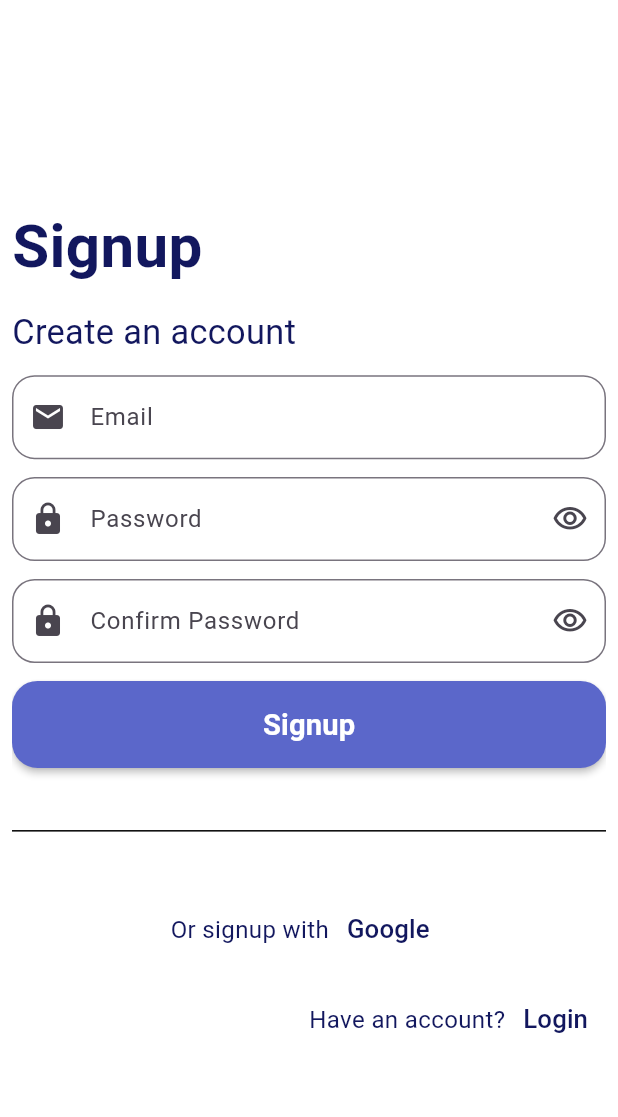
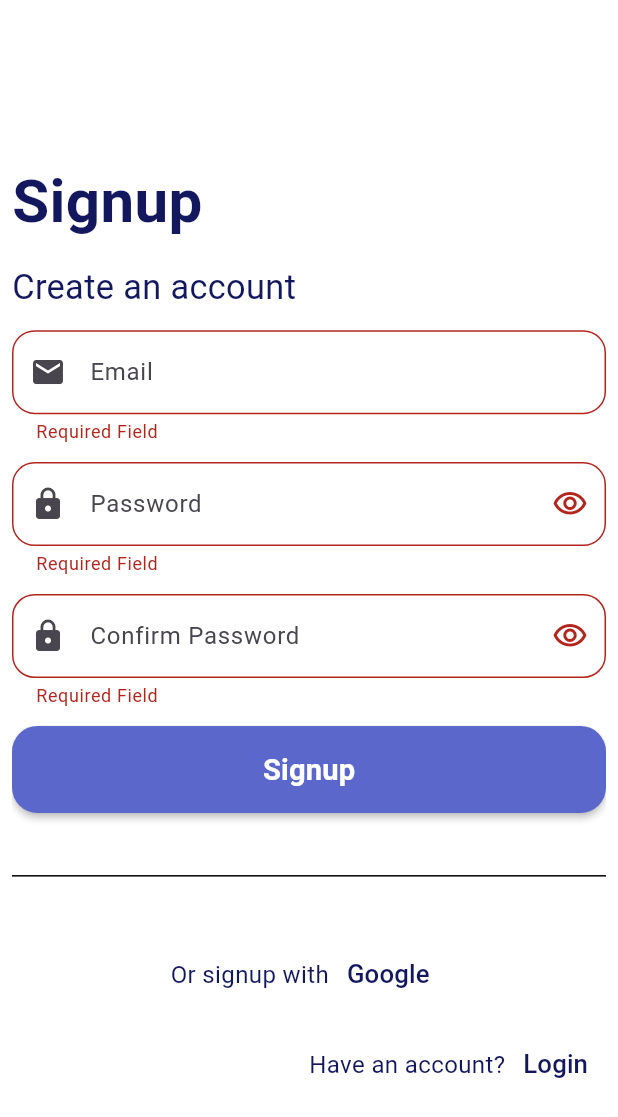
Before and after one commit to MostafaShalaby10/news___app, a Flutter app: the SignupView screen opened directly, after a tap on "Signup", on a phone screen of 412 x 824 dp. Shown: the top 1117 px of the screen. Run offline on Flutter 3.47's test engine with Material 3 defaults, Android fonts, the phone set to English and light mode, and no system bars; our stand-ins replace device_preview, dio, firebase_auth, firebase_core, flutter_bloc, flutter_screenutil and 2 more; accounts and stored records are empty.

Commit message:
create service locator and api service create signup repo add google_signin  package add create account using email and password and using google in firebase Solve rebuild textformfield bug

```diff
--- a/analysis_options.yaml
+++ b/analysis_options.yaml
@@ -21,6 +21,7 @@ linter:
   # `// ignore_for_file: name_of_lint` syntax on the line or in the file
   # producing the lint.
   rules:
+    - prefer_const_constructors
     # avoid_print: false  # Uncomment to disable the `avoid_print` rule
     # prefer_single_quotes: true  # Uncomment to enable the `prefer_single_quotes` rule
 
--- /dev/null
+++ b/lib/core/dio_helper/api_constants.dart
@@ -0,0 +1,4 @@
+
+const apiURL = "https://newsapi.org/v2/top-headlines?" ;
+const dataType = "techcrunch" ;
+const apiKey = "ff942302e838446ba58edb4b05aa1b99" ;
--- a/lib/core/widgets/custom_button_widget.dart
+++ b/lib/core/widgets/custom_button_widget.dart
@@ -24,7 +24,7 @@ class CustomButtonWidget extends StatelessWidget {
     return MaterialButton(
       shape: OutlineInputBorder(
         borderRadius: BorderRadius.circular(17),
-        borderSide: BorderSide(color: Colors.transparent),
+        borderSide: const BorderSide(color: Colors.transparent),
       ),
       onPressed: onPressed,
       color: color,
--- a/lib/features/login/view_model/cubit/login_cubit.dart
+++ b/lib/features/login/view_model/cubit/login_cubit.dart
@@ -1,4 +1,3 @@
-import 'package:bloc/bloc.dart';
 import 'package:flutter_bloc/flutter_bloc.dart';
 import 'package:meta/meta.dart';
 
--- /dev/null
+++ b/lib/features/signup/model/repos/signup_repo_interface.dart
@@ -0,0 +1,8 @@
+abstract class SignupRepoInterface {
+  Future createAccountUsingEmailAndPassword({
+    required String email,
+    required String password,
+  });
+
+  Future createAccountUsingGoogle();
+}
--- a/lib/features/signup/view_model/cubit/login_state.dart
+++ /dev/null
@@ -1,6 +0,0 @@
-part of 'login_cubit.dart';
-
-sealed class LoginState {}
-
-final class LoginInitial extends LoginState {}
-final class ChangePasswordVisibility extends LoginState {}
--- a/lib/features/signup/view_model/cubit/signup_state.dart
+++ b/lib/features/signup/view_model/cubit/signup_state.dart
@@ -4,4 +4,27 @@ part of 'signup_cubit.dart';
 sealed class SignupState {}
 
 final class SignupInitial extends SignupState {}
+
 final class ChangePasswordVisibility extends SignupState {}
+
+final class LoadingCreateUserAccountUsingEmailAndPassword extends SignupState {}
+
+final class SuccessfullyCreateUserAccountUsingEmailAndPassword
+    extends SignupState {}
+
+final class ErrorCreateUserAccountUsingEmailAndPassword extends SignupState {
+  final String error;
+
+  ErrorCreateUserAccountUsingEmailAndPassword(this.error);
+}
+
+final class LoadingCreateUserAccountUsingGoogle extends SignupState {}
+
+final class SuccessfullyCreateUserAccountUsingGoogle
+    extends SignupState {}
+
+final class ErrorCreateUserAccountUsingGoogle extends SignupState {
+  final String error;
+
+  ErrorCreateUserAccountUsingGoogle(this.error);
+}
--- a/lib/features/signup/views/signup_view.dart
+++ b/lib/features/signup/views/signup_view.dart
@@ -1,8 +1,12 @@
+import 'dart:developer';
+
 import 'package:flutter/material.dart';
 import 'package:flutter_bloc/flutter_bloc.dart';
 import 'package:flutter_screenutil/flutter_screenutil.dart';
+import 'package:news_app/core/Utils/service_locator.dart';
 import 'package:news_app/core/widgets/custom_text_widget.dart';
 import 'package:news_app/features/login/view/login_view.dart';
+import 'package:news_app/features/signup/model/repos/signup_repo_imp.dart';
 import 'package:news_app/features/signup/view_model/cubit/signup_cubit.dart';
 
 import '../../../core/widgets/custom_button_widget.dart';
@@ -16,11 +20,22 @@ class SignupView extends StatelessWidget {
     TextEditingController emailController = TextEditingController();
     TextEditingController passwordController = TextEditingController();
     TextEditingController confirmPasswordController = TextEditingController();
+    var formKey = GlobalKey<FormState>();
     return BlocProvider(
-      create: (context) => SignupCubit(),
+      create: (context) => SignupCubit(getIt<SignupRepoImp>()),
       child: BlocConsumer<SignupCubit, SignupState>(
         listener: (context, state) {
-          // TODO: implement listener
+          if (state is SuccessfullyCreateUserAccountUsingEmailAndPassword ||
+              state is SuccessfullyCreateUserAccountUsingGoogle) {
+            Navigator.pushAndRemoveUntil(
+              context,
+              MaterialPageRoute(builder: (context) => const LoginView()),
+              (route) => false,
+            );
+            emailController.clear();
+            passwordController.clear();
+          } else if (state is ErrorCreateUserAccountUsingEmailAndPassword ||
+              state is ErrorCreateUserAccountUsingGoogle) {}
         },
         builder: (context, state) {
           SignupCubit signupCubit = SignupCubit.get(context);
@@ -31,18 +46,20 @@ class SignupView extends StatelessWidget {
                 child: SizedBox(
                   width: MediaQuery.of(context).size.width,
                   height: MediaQuery.of(context).size.height,
+                  child: Form(
+                    key: formKey,
                     child: Column(
                       spacing: 10.h,
                       mainAxisSize: MainAxisSize.min,
                       mainAxisAlignment: MainAxisAlignment.center,
                       crossAxisAlignment: CrossAxisAlignment.start,
                       children: [
-                      CustomTextWidget(
+                        const CustomTextWidget(
                           text: "Signup",
                           fontSize: 35,
                           fontWeight: FontWeight.bold,
                         ),
-                      CustomTextWidget(
+                        const CustomTextWidget(
                           text: "Create an account",
                           fontSize: 20,
                           fontWeight: FontWeight.w400,
@@ -63,7 +80,7 @@ class SignupView extends StatelessWidget {
                                   ? Icons.visibility_outlined
                                   : Icons.visibility_off_outlined,
                           suffixOnPressed: () {
-                          // signupCubit.changePasswordVisibility();
+                            signupCubit.changePasswordVisibility();
                           },
                         ),
                         CustomTextFormFieldWidget(
@@ -76,29 +93,45 @@ class SignupView extends StatelessWidget {
                                   ? Icons.visibility_outlined
                                   : Icons.visibility_off_outlined,
                           suffixOnPressed: () {
-                          // signupCubit.changeConfirmPasswordVisibility();
+                            signupCubit.changeConfirmPasswordVisibility();
                           },
                         ),
-                      SizedBox(
+                        state is! LoadingCreateUserAccountUsingEmailAndPassword
+                            ? SizedBox(
                               width: double.infinity,
                               child: CustomButtonWidget(
                                 text: "Signup",
-                          onPressed: () {},
+                                onPressed: () {
+                                  if (formKey.currentState!.validate()) {
+                                    signupCubit
+                                        .createUserAccountUsingEmailAndPassword(
+                                          email: emailController.text,
+                                          password: passwordController.text,
+                                        );
+                                  }
+                                },
                               ),
+                            )
+                            : const Center(child: CircularProgressIndicator()),
+
+                        const Divider(
+                          color: Colors.black,
+                          thickness: 1,
+                          height: 60,
                         ),
-
-                      Divider(color: Colors.black, thickness: 1, height: 60),
                         Row(
                           mainAxisAlignment: MainAxisAlignment.center,
                           children: [
-                          CustomTextWidget(
+                            const CustomTextWidget(
                               text: "Or signup with",
                               fontSize: 14,
                               fontWeight: FontWeight.w400,
                             ),
                             TextButton(
-                            onPressed: () {},
-                            child: CustomTextWidget(
+                              onPressed: () {
+                                signupCubit.createUserAccountUsingGoogle();
+                              },
+                              child: const CustomTextWidget(
                                 text: "Google",
                                 fontSize: 15,
                                 fontWeight: FontWeight.w500,
@@ -109,7 +142,7 @@ class SignupView extends StatelessWidget {
                         Row(
                           mainAxisAlignment: MainAxisAlignment.end,
                           children: [
-                          CustomTextWidget(
+                            const CustomTextWidget(
                               text: "Have an account?",
                               fontSize: 14,
                               fontWeight: FontWeight.w400,
@@ -119,11 +152,11 @@ class SignupView extends StatelessWidget {
                                 Navigator.push(
                                   context,
                                   MaterialPageRoute(
-                                  builder: (context) => LoginView(),
+                                    builder: (context) => const LoginView(),
                                   ),
                                 );
                               },
-                            child: CustomTextWidget(
+                              child: const CustomTextWidget(
                                 text: "Login",
                                 fontSize: 15,
                                 fontWeight: FontWeight.w500,
@@ -136,6 +169,7 @@ class SignupView extends StatelessWidget {
                   ),
                 ),
               ),
+            ),
           );
         },
       ),
--- a/pubspec.yaml
+++ b/pubspec.yaml
@@ -39,6 +39,7 @@ dependencies:
   flutter_screenutil: ^5.9.3
   flutter_svg: ^2.0.17
   get_it: ^8.0.3
+  google_sign_in: ^6.3.0
 
 dev_dependencies:
   flutter_lints: ^5.0.0
```
Also changed, not shown: lib/core/Utils/service_locator.dart (added, +15 -0 lines), lib/core/dio_helper/api_service.dart (added, +10 -0 lines), lib/features/login/view/login_view.dart (+8 -8 lines), lib/features/signup/model/repos/signup_repo_imp.dart (added, +36 -0 lines), lib/features/signup/view_model/cubit/signup_cubit.dart (+30 -2 lines), lib/main.dart (+6 -2 lines), pubspec.lock, 1 other file. Lines whose indentation alone changed are shown as unchanged.
